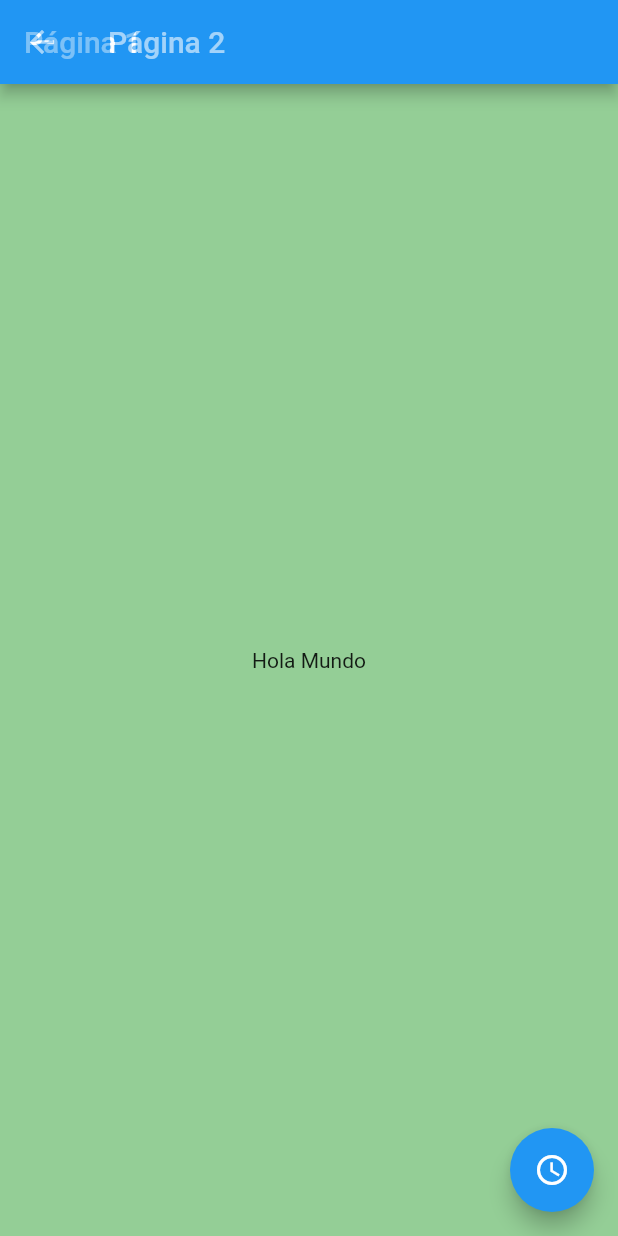
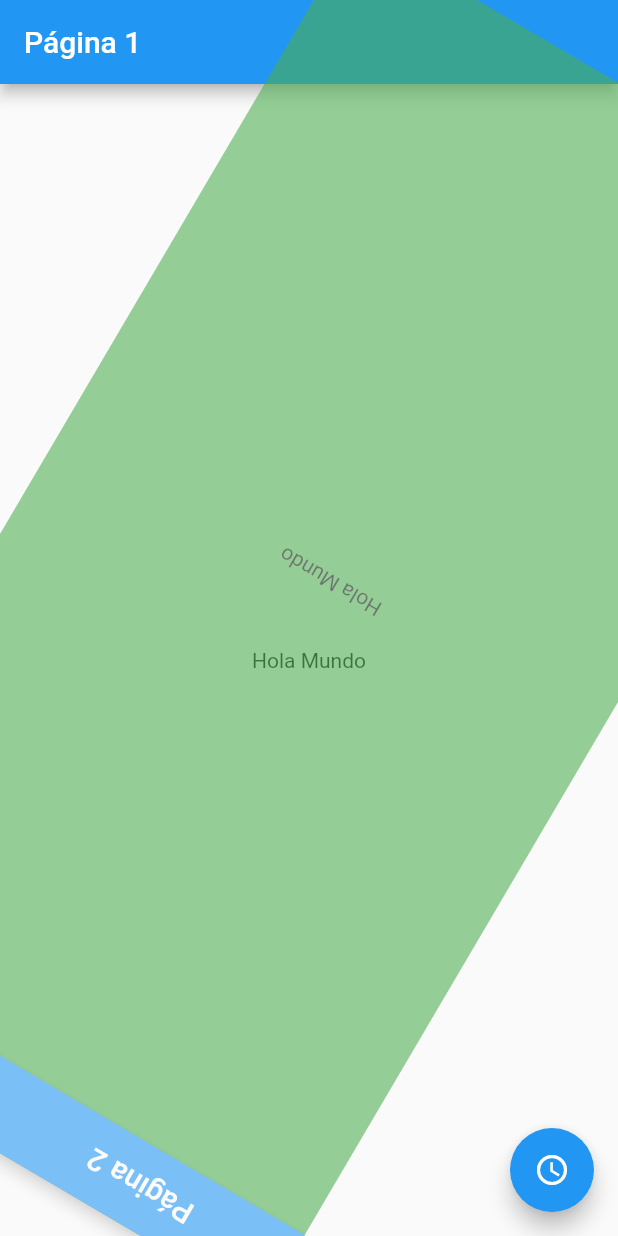
Before and after one commit to pedromolesp/TransicionesFlutter, a Flutter app: the screen it shows after launch, after a tap on the "access time" icon, on a phone screen of 412 x 824 dp. Run offline on Flutter 3.47's test engine with Material 2 defaults, Android fonts, the light colour scheme and no system bars.

Commit message:
terminada clase 194 con doble transición

```diff
--- a/lib/pages/pagina1_page.dart
+++ b/lib/pages/pagina1_page.dart
@@ -41,10 +41,14 @@ class Pagina1Page extends StatelessWidget {
         //     child: child,
         //     turns:
         //         Tween<double>(begin: 0.0, end: 1.0).animate(curvedAnimation));
-        return FadeTransition(
-          opacity: Tween<double>(begin: 0.0, end: 1.0).animate(curvedAnimation),
-          child: child,
-        );
+        return RotationTransition(
+            child: FadeTransition(
+              opacity:
+                  Tween<double>(begin: 0.0, end: 1.0).animate(curvedAnimation),
+              child: child,
+            ),
+            turns:
+                Tween<double>(begin: 0.0, end: 1.0).animate(curvedAnimation));
       },
       transitionDuration: Duration(seconds: 2),
     );
```
